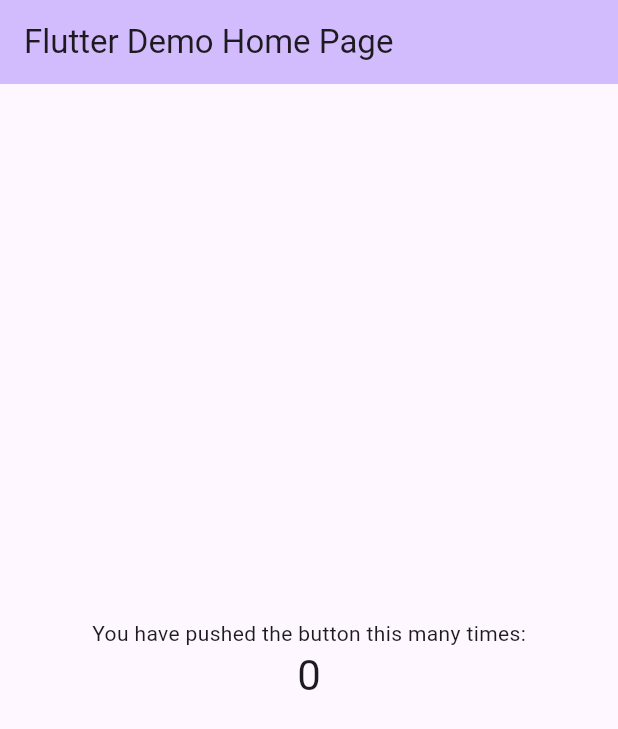
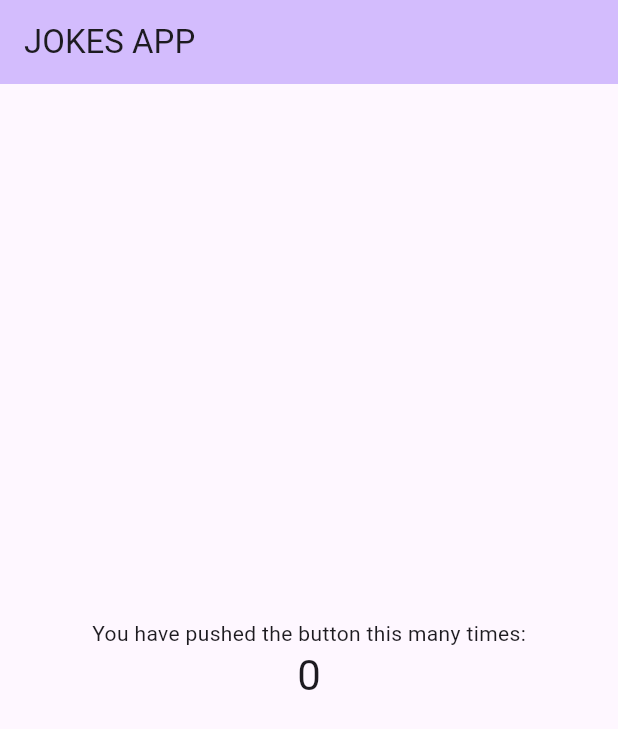
Before and after one commit to theshivamlko/unlimit, a Flutter app: the screen it shows after launch, on a phone screen of 412 x 824 dp. Shown: the top 729 px of the screen. Run offline on Flutter 3.47's test engine with Material 2 defaults, Android fonts, the phone set to English and light mode, and no system bars.

Commit message:
packages added

```diff
--- /dev/null
+++ b/lib/MyHomePage.dart
@@ -0,0 +1,57 @@
+
+
+
+import 'package:flutter/material.dart';
+
+class MyHomePage extends StatefulWidget {
+  const MyHomePage({super.key });
+
+
+
+
+  @override
+  State<MyHomePage> createState() => _MyHomePageState();
+}
+
+class _MyHomePageState extends State<MyHomePage> {
+  int _counter = 0;
+
+  void _incrementCounter() {
+    setState(() {
+
+      _counter++;
+    });
+  }
+
+  @override
+  Widget build(BuildContext context) {
+
+    return Scaffold(
+      appBar: AppBar(
+
+        backgroundColor: Theme.of(context).colorScheme.inversePrimary,
+        // Here we take the value from the MyHomePage object that was created by
+        // the App.build method, and use it to set our appbar title.
+        title: Text("JOKES APP"),
+      ),
+      body: Center(
+        // Center is a layout widget. It takes a single child and positions it
+        // in the middle of the parent.
+        child: Column(
+
+          mainAxisAlignment: MainAxisAlignment.center,
+          children: <Widget>[
+            const Text(
+              'You have pushed the button this many times:',
+            ),
+            Text(
+              '$_counter',
+              style: Theme.of(context).textTheme.headlineMedium,
+            ),
+          ],
+        ),
+      ),
+      // This trailing comma makes auto-formatting nicer for build methods.
+    );
+  }
+}
--- a/lib/main.dart
+++ b/lib/main.dart
@@ -1,4 +1,5 @@
 import 'package:flutter/material.dart';
+import 'package:unlimit/MyHomePage.dart';
 
 void main() {
   runApp(const MyApp());
@@ -13,64 +14,10 @@ class MyApp extends StatelessWidget {
     return MaterialApp(
       title: 'Flutter Demo',
       theme: ThemeData(
-
         colorScheme: ColorScheme.fromSeed(seedColor: Colors.deepPurple),
         useMaterial3: true,
       ),
-      home: const MyHomePage(title: 'Flutter Demo Home Page'),
+      home: MyHomePage(),
     );
   }
 }
-
-class MyHomePage extends StatefulWidget {
-  const MyHomePage({super.key, required this.title});
-
-
-  final String title;
-
-  @override
-  State<MyHomePage> createState() => _MyHomePageState();
-}
-
-class _MyHomePageState extends State<MyHomePage> {
-  int _counter = 0;
-
-  void _incrementCounter() {
-    setState(() {
-
-      _counter++;
-    });
-  }
-
-  @override
-  Widget build(BuildContext context) {
-
-    return Scaffold(
-      appBar: AppBar(
-
-        backgroundColor: Theme.of(context).colorScheme.inversePrimary,
-        // Here we take the value from the MyHomePage object that was created by
-        // the App.build method, and use it to set our appbar title.
-        title: Text(widget.title),
-      ),
-      body: Center(
-        // Center is a layout widget. It takes a single child and positions it
-        // in the middle of the parent.
-        child: Column(
-
-          mainAxisAlignment: MainAxisAlignment.center,
-          children: <Widget>[
-            const Text(
-              'You have pushed the button this many times:',
-            ),
-            Text(
-              '$_counter',
-              style: Theme.of(context).textTheme.headlineMedium,
-            ),
-          ],
-        ),
-      ),
-      // This trailing comma makes auto-formatting nicer for build methods.
-    );
-  }
-}
```
Also changed, not shown: pubspec.yaml (+5 -12 lines), pubspec.lock.
